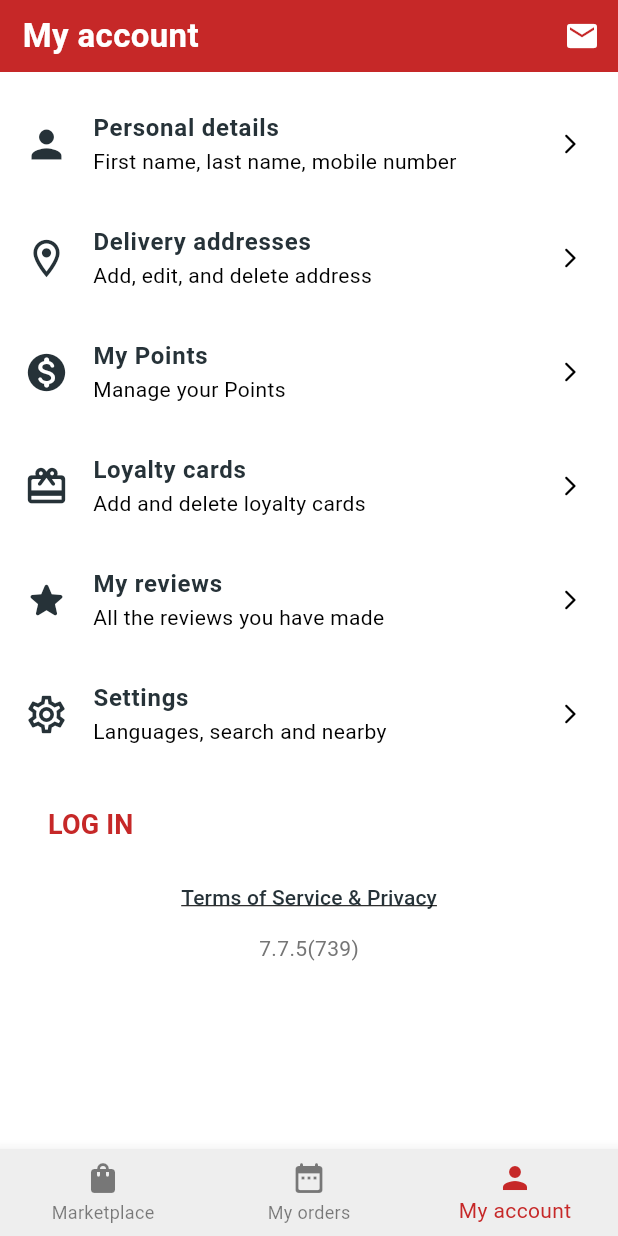
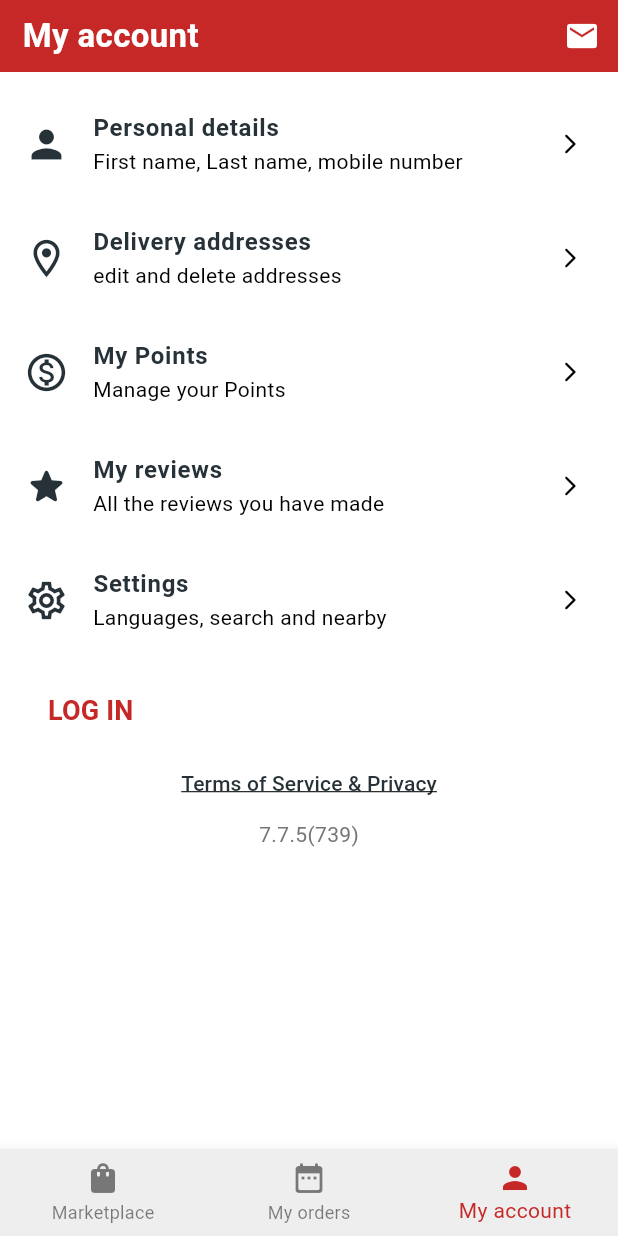
Before and after one commit to mfathy70/e_commerce, a Flutter app: the screen it shows after launch, item 3 of the bottom bar chosen, on a phone screen of 412 x 824 dp. Run offline on Flutter 3.47's test engine with Material 2 defaults, Android fonts, the phone set to English and light mode, and no system bars; our stand-ins replace buttons_tabbar, carousel_slider, cloud_firestore, firebase_auth, firebase_core, firebase_messaging and 6 more; accounts and stored records are empty; Roboto replaces fonts that are missing (Cairo).

Commit message:
Commit 1

```diff
--- a/lib/UI/screens/my_account_screen.dart
+++ b/lib/UI/screens/my_account_screen.dart
@@ -1,5 +1,6 @@
 import 'package:e_commerce/UI/widgets/app_bar.dart';
 import 'package:e_commerce/UI/screens/Phone%20Login%20Screens/phone_login_screen.dart';
+import 'package:e_commerce/model/my_account_screen_button.dart';
 import 'package:firebase_auth/firebase_auth.dart';
 import 'package:flutter/material.dart';
 
@@ -11,6 +12,34 @@ class MyAccountScreen extends StatefulWidget {
 }
 
 class _MyOrdersScreenState extends State<MyAccountScreen> {
+  List<MyAccButton> buttonsList = [
+    MyAccButton(
+      title: "Personal details",
+      subtitle: "First name, Last name, mobile number",
+      icon: Icons.person,
+    ),
+    MyAccButton(
+      title: "Delivery addresses",
+      subtitle: "edit and delete addresses",
+      icon: Icons.location_on_outlined,
+    ),
+    MyAccButton(
+      title: 'My Points',
+      subtitle: "Manage your Points",
+      icon: Icons.monetization_on_outlined,
+    ),
+    MyAccButton(
+      title: "My reviews",
+      subtitle: 'All the reviews you have made',
+      icon: Icons.star_rounded,
+    ),
+    MyAccButton(
+      title: 'Settings',
+      subtitle: 'Languages, search and nearby',
+      icon: Icons.settings_outlined,
+    )
+  ];
+
   @override
   Widget build(BuildContext context) {
     return Scaffold(
@@ -28,59 +57,29 @@ class _MyOrdersScreenState extends State<MyAccountScreen> {
           mainAxisAlignment: MainAxisAlignment.start,
           mainAxisSize: MainAxisSize.max,
           children: [
-            const MyAccountScreenButton(
-              icon: Icons.person,
-              title: 'Personal details',
-              subtitle: 'First name, last name, mobile number',
-            ),
-            const Padding(
-              padding: EdgeInsets.only(left: 20),
-              child: Divider(thickness: 0.8),
-            ),
-            const MyAccountScreenButton(
-              icon: Icons.location_on_outlined,
-              title: 'Delivery addresses',
-              subtitle: 'Add, edit, and delete address',
-            ),
-            const Padding(
-              padding: EdgeInsets.only(left: 20),
-              child: Divider(thickness: 0.8),
-            ),
-            const MyAccountScreenButton(
-              icon: Icons.monetization_on_rounded,
-              title: 'My Points',
-              subtitle: 'Manage your Points',
-            ),
-            const Padding(
-              padding: EdgeInsets.only(left: 20),
-              child: Divider(thickness: 0.8),
-            ),
-            const MyAccountScreenButton(
-              icon: Icons.card_giftcard_rounded,
-              title: 'Loyalty cards',
-              subtitle: 'Add and delete loyalty cards',
-            ),
-            const Padding(
-              padding: EdgeInsets.only(left: 20),
-              child: Divider(thickness: 0.8),
-            ),
-            const MyAccountScreenButton(
-              icon: Icons.star_rounded,
-              title: 'My reviews',
-              subtitle: 'All the reviews you have made',
-            ),
-            const Padding(
-              padding: EdgeInsets.only(left: 20),
-              child: Divider(thickness: 0.8),
-            ),
-            const MyAccountScreenButton(
-              icon: Icons.settings_outlined,
-              title: 'Settings',
-              subtitle: 'Languages, search and nearby',
-            ),
-            const Padding(
-              padding: EdgeInsets.only(left: 20),
-              child: Divider(thickness: 0.8),
+            ListView.builder(
+              physics: const NeverScrollableScrollPhysics(),
+              shrinkWrap: true,
+              itemCount: buttonsList.length,
+              itemBuilder: (BuildContext context, int index) {
+                return GestureDetector(
+                  child: Column(
+                    children: [
+                      MyAccountScreenButton(
+                          icon: buttonsList[index].icon,
+                          title: buttonsList[index].title,
+                          subtitle: buttonsList[index].subtitle),
+                      Padding(
+                        padding: const EdgeInsets.only(left: 20),
+                        child: Divider(thickness: 0.8),
+                      ),
+                    ],
+                  ),
+                  onTap: () {
+                    print(buttonsList[index].title);
+                  },
+                );
+              },
             ),
             Row(
               children: [
@@ -195,7 +194,6 @@ class MyAccountScreenButton extends StatelessWidget {
           Icons.arrow_forward_ios_rounded,
           size: 16,
         ),
-        onTap: () {},
       ),
     );
   }
--- a/lib/main.dart
+++ b/lib/main.dart
@@ -1,4 +1,4 @@
-import 'package:e_commerce/UI/screens/Home%20Screen/home_screen.dart';
+import 'package:e_commerce/UI/screens/splash_screen.dart';
 import 'package:e_commerce/providers/phone_confirmation_provider.dart';
 import 'package:firebase_core/firebase_core.dart';
 import 'package:firebase_messaging/firebase_messaging.dart';
@@ -56,6 +56,6 @@ class MyHomePage extends StatefulWidget {
 class _MyHomePageState extends State<MyHomePage> {
   @override
   Widget build(BuildContext context) {
-    return const HomeScreen();
+    return const SplashScreen();
   }
 }
--- /dev/null
+++ b/lib/model/my_account_screen_button.dart
@@ -0,0 +1,12 @@
+import 'package:flutter/cupertino.dart';
+
+class MyAccButton {
+  final String title;
+  final String subtitle;
+  final IconData icon;
+  MyAccButton({
+    required this.title,
+    required this.subtitle,
+    required this.icon,
+  });
+}
--- a/pubspec.yaml
+++ b/pubspec.yaml
@@ -49,7 +49,7 @@ dependencies:
   firebase_messaging: ^14.1.4
   cloud_firestore: ^4.2.0
   pin_code_fields: ^7.4.0
-  flutter_easyloading: ^3.0.5
+  lottie: ^2.1.0
 
 
 dev_dependencies:
@@ -73,6 +73,7 @@ flutter:
    - assets/images/
    - assets/images/food.jpg
    - assets/images/food2.jpg
+   - assets/animation/splash.json
 
   # An image asset can refer to one or more resolution-specific "variants", see
   # https://flutter.dev/assets-and-images/#resolution-aware
```
Also changed, not shown: assets/animation/splash.json (added, +1 -0 lines), lib/UI/screens/splash_screen.dart (+21 -15 lines), pubspec.lock.
